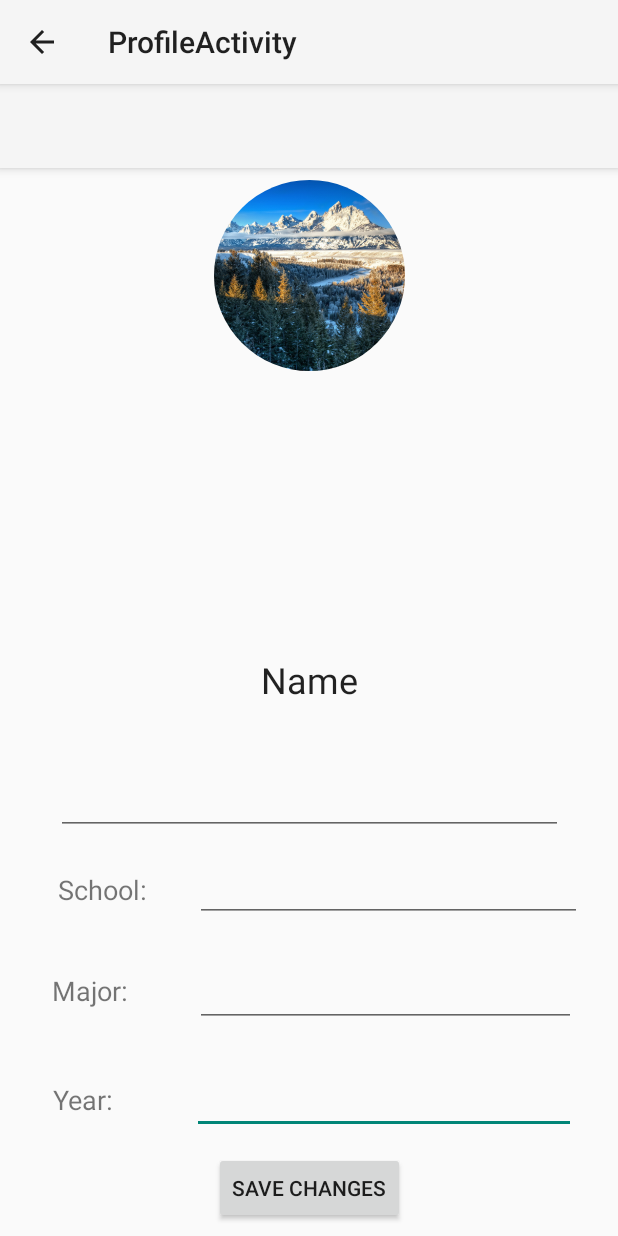
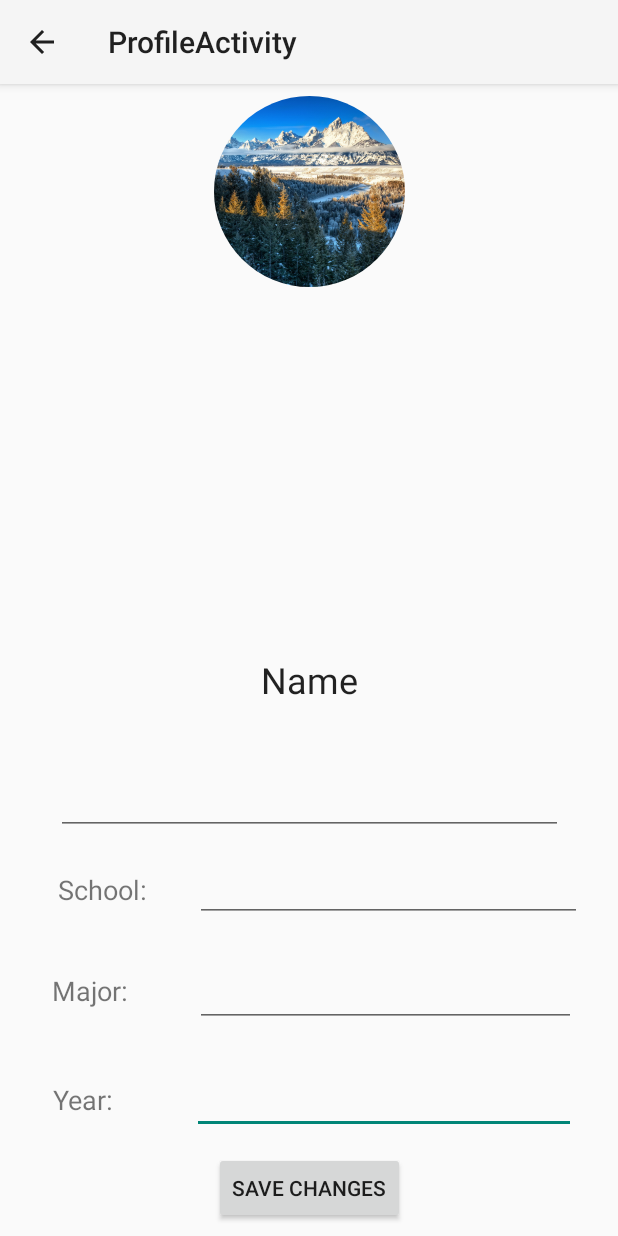
Before and after one commit to Amuff1n/Study-Buddy, an Android app: the ProfileActivity screen opened directly, with no data from a screen before it, on a phone screen of 412 x 824 dp. Run offline under Robolectric (Android 15) with nearby library versions, the phone set to English and light mode, and no system bars; our stand-ins replace CircleImageView, Firebase (no records; nobody signed in at launch, a user with empty details on screens opened directly).

Commit message:
Errors w/ profile toolbar

```diff
--- a/app/src/main/AndroidManifest.xml
+++ b/app/src/main/AndroidManifest.xml
@@ -28,7 +28,6 @@
             android:name=".ProfileActivity"
             android:label="@string/title_activity_profile"
             android:parentActivityName="com.studybuddy.studybuddy.Home">
-            android:theme="@style/AppTheme.NoActionBar">
         </activity>
     </application>
 
--- a/app/src/main/java/com/studybuddy/studybuddy/ProfileActivity.java
+++ b/app/src/main/java/com/studybuddy/studybuddy/ProfileActivity.java
@@ -45,9 +45,8 @@ public class ProfileActivity extends AppCompatActivity {
     protected void onCreate(Bundle savedInstanceState) {
         super.onCreate(savedInstanceState);
         setContentView(R.layout.activity_profile);
+        getSupportActionBar().setDisplayHomeAsUpEnabled(true);
 
-        Toolbar toolbar = findViewById(R.id.toolbar);
-        setSupportActionBar(toolbar);
 
         db = FirebaseFirestore.getInstance();
         FirebaseAuth mAuth = FirebaseAuth.getInstance();
--- a/app/src/main/res/layout/activity_profile.xml
+++ b/app/src/main/res/layout/activity_profile.xml
@@ -6,20 +6,6 @@
     android:layout_height="match_parent"
     tools:context="com.studybuddy.studybuddy.ProfileActivity">
 
-    <android.support.design.widget.AppBarLayout
-        android:layout_width="match_parent"
-        android:layout_height="wrap_content"
-        android:theme="@style/AppTheme.AppBarOverlay">
-
-        <android.support.v7.widget.Toolbar
-            android:id="@+id/toolbar"
-            android:layout_width="match_parent"
-            android:layout_height="?attr/actionBarSize"
-            android:background="?attr/colorPrimary"
-            app:popupTheme="@style/AppTheme.PopupOverlay" />
-
-    </android.support.design.widget.AppBarLayout>
-
     <include layout="@layout/content_profile" />
 
 </android.support.design.widget.CoordinatorLayout>
--- a/app/src/main/res/layout/content_profile.xml
+++ b/app/src/main/res/layout/content_profile.xml
@@ -18,7 +18,8 @@
         android:ems="10"
         android:inputType="textPersonName"
         app:layout_constraintBottom_toTopOf="@+id/profile_save_button"
-        app:layout_constraintEnd_toEndOf="parent" />
+        app:layout_constraintEnd_toEndOf="parent"
+        android:layout_marginRight="28dp" />
 
     <de.hdodenhof.circleimageview.CircleImageView
         android:id="@+id/profile_image"
@@ -42,7 +43,6 @@
         android:layout_marginEnd="8dp"
         android:layout_marginStart="8dp"
         android:ems="10"
-        android:inputType="textPersonName"
         android:text="@string/profile_label_name"
         android:textAlignment="center"
         android:textAppearance="@style/TextAppearance.AppCompat.Headline"
@@ -59,7 +59,8 @@
         android:ems="10"
         android:inputType="textPersonName"
         app:layout_constraintBottom_toTopOf="@+id/profile_major"
-        app:layout_constraintEnd_toEndOf="parent" />
+        app:layout_constraintEnd_toEndOf="parent"
+        android:layout_marginRight="24dp" />
 
     <EditText
         android:id="@+id/profile_major"
@@ -70,7 +71,8 @@
         android:ems="10"
         android:inputType="textPersonName"
         app:layout_constraintBottom_toTopOf="@+id/profile_year"
-        app:layout_constraintEnd_toEndOf="parent" />
+        app:layout_constraintEnd_toEndOf="parent"
+        android:layout_marginRight="28dp" />
 
     <EditText
         android:id="@+id/profile_classes"
@@ -86,7 +88,8 @@
         app:layout_constraintBottom_toTopOf="@+id/profile_school"
         app:layout_constraintEnd_toEndOf="parent"
         app:layout_constraintStart_toStartOf="parent"
-        app:layout_constraintTop_toBottomOf="@+id/profile_name" />
+        app:layout_constraintTop_toBottomOf="@+id/profile_name"
+        android:inputType="" />
 
     <Button
         android:id="@+id/profile_save_button"
--- a/app/src/main/res/values/strings.xml
+++ b/app/src/main/res/values/strings.xml
@@ -114,7 +114,6 @@
         "when a user tries to pick up one of cards.\n\n"
     </string>
     <string name="action_settings">Settings</string>
-
     <string name="signout">SignOut</string>
     <string name="first_name">First Name: %1$s</string>
     <string name="last_name">Last Name: %1$s</string>
```
Also changed, not shown: 59 other files.
